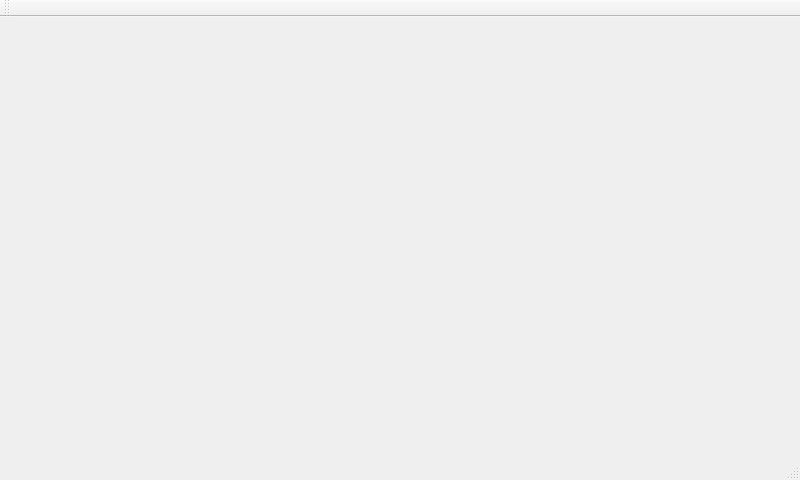
Old version of the form QT/test6/mainwindow.ui in the repository h8672/QT_stud.
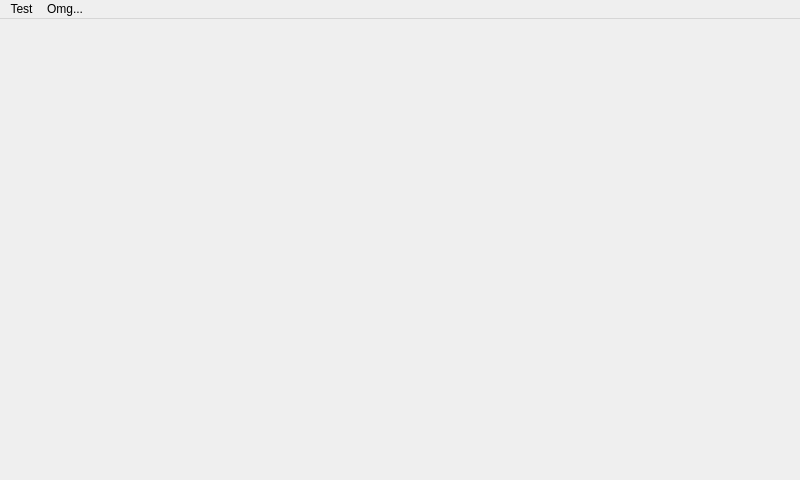
New version of the form.

Commit message: test6 completed!

```diff
--- a/QT/test6/mainwindow.ui
+++ b/QT/test6/mainwindow.ui
@@ -23,19 +23,27 @@
      <height>19</height>
     </rect>
    </property>
+   <widget class="QMenu" name="menuTest">
+    <property name="title">
+     <string>Test</string>
+    </property>
+   </widget>
+   <widget class="QMenu" name="menuOmg">
+    <property name="title">
+     <string>Omg...</string>
+    </property>
+    <addaction name="separator"/>
+    <addaction name="separator"/>
+    <addaction name="actionUmm"/>
+   </widget>
+   <addaction name="menuTest"/>
+   <addaction name="menuOmg"/>
   </widget>
-  <widget class="QToolBar" name="toolBar">
-   <property name="windowTitle">
-    <string>toolBar</string>
+  <action name="actionUmm">
+   <property name="text">
+    <string>Umm</string>
    </property>
-   <attribute name="toolBarArea">
-    <enum>TopToolBarArea</enum>
-   </attribute>
-   <attribute name="toolBarBreak">
-    <bool>false</bool>
-   </attribute>
-  </widget>
-  <widget class="QStatusBar" name="statusBar"/>
+  </action>
  </widget>
  <layoutdefault spacing="6" margin="11"/>
  <resources/>
```
The commit also changes 3 other files.
